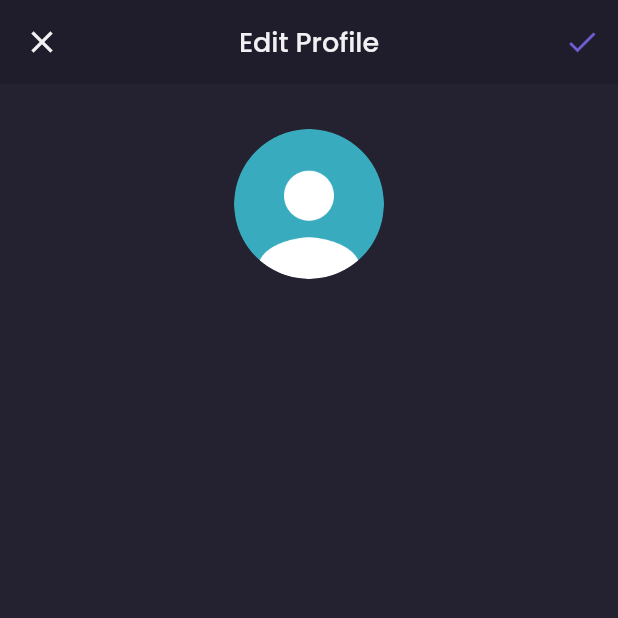
After one commit to yosadade/shamo, a Flutter app: the EditProfilePage screen opened by its route, on a phone screen of 412 x 824 dp, the top half of it. The commit adds this screen. Run offline on Flutter 3.47's test engine with Material 2 defaults, Android fonts, the phone set to English and light mode, and no system bars; our stand-ins replace google_fonts.

Commit message:
Edit Profile Page Bagian Header

```diff
--- a/lib/main.dart
+++ b/lib/main.dart
@@ -1,5 +1,6 @@
 import 'package:flutter/material.dart';
 import 'package:shamo/pages/detail_chat.dart';
+import 'package:shamo/pages/edit_profile_page.dart';
 import 'package:shamo/pages/home/main_page.dart';
 import 'package:shamo/pages/sign_in._page.dart';
 import 'package:shamo/pages/sign_up_page.dart';
@@ -19,7 +20,8 @@ class MyApp extends StatelessWidget {
         '/sign-in': (context) => SignInPage(),
         '/sign-up': (context) => SignUpPage(),
         '/home': (context) => MainPage(),
-        '/detail-chat': (context) => DetailChat()
+        '/detail-chat': (context) => DetailChat(),
+        '/edit-profile': (context) => EditProfilePage()
       },
     );
   }
--- /dev/null
+++ b/lib/pages/edit_profile_page.dart
@@ -0,0 +1,54 @@
+import 'package:flutter/material.dart';
+import 'package:shamo/theme.dart';
+
+class EditProfilePage extends StatelessWidget {
+  @override
+  Widget build(BuildContext context) {
+    Widget content() {
+      return Container(
+        width: double.infinity,
+        padding: EdgeInsets.symmetric(horizontal: defaultMargin),
+        child: Column(
+          children: [
+            Container(
+              width: 100,
+              height: 100,
+              margin: EdgeInsets.only(top: defaultMargin),
+              decoration: BoxDecoration(
+                  shape: BoxShape.circle,
+                  image: DecorationImage(
+                      image: AssetImage(
+                    'assets/image_avatar.png',
+                  ))),
+            )
+          ],
+        ),
+      );
+    }
+
+    return Scaffold(
+      backgroundColor: backgroundColor3,
+      appBar: AppBar(
+          leading: IconButton(
+            icon: Icon(Icons.close),
+            color: primaryTextColor,
+            onPressed: () {},
+          ),
+          backgroundColor: backgroundColor1,
+          elevation: 0,
+          centerTitle: true,
+          title: Text(
+            'Edit Profile',
+            style: primaryTextStyle.copyWith(fontSize: 18, fontWeight: medium),
+          ),
+          actions: [
+            IconButton(
+              icon: Icon(Icons.check),
+              color: primaryColor,
+              onPressed: () {},
+            ),
+          ]),
+      body: content(),
+    );
+  }
+}
```
Also changed, not shown: lib/pages/home/profile_page.dart (+32 -7 lines).
